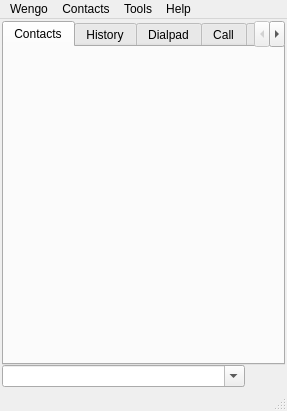
First picture: the form in wengophone/src/presentation/qt/WengoPhoneWindow.ui, repository tkrotoff/WengoPhone, before the edit.
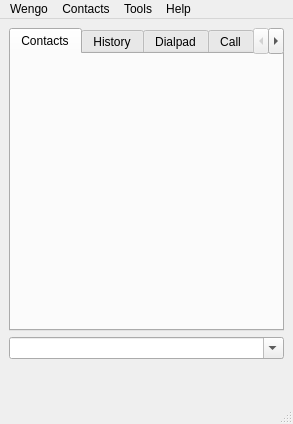
Second picture: the form after the edit. Icons and pictures are not drawn.

Commit message: New icons integration + small modifications on QtContactList for image scaling

Diff of the .ui file:
```diff
--- a/wengophone/src/presentation/qt/WengoPhoneWindow.ui
+++ b/wengophone/src/presentation/qt/WengoPhoneWindow.ui
@@ -8,8 +8,8 @@
    <rect>
     <x>0</x>
     <y>0</y>
-    <width>287</width>
-    <height>411</height>
+    <width>293</width>
+    <height>424</height>
    </rect>
   </property>
   <property name="windowTitle" >
@@ -18,37 +18,70 @@
   <widget class="QWidget" name="centralwidget" >
    <layout class="QGridLayout" >
     <property name="margin" >
-     <number>2</number>
+     <number>9</number>
     </property>
     <property name="spacing" >
-     <number>0</number>
+     <number>6</number>
     </property>
-    <item row="1" column="0" >
-     <widget class="QComboBox" name="phoneComboBox" >
-      <property name="sizePolicy" >
-       <sizepolicy>
-        <hsizetype>7</hsizetype>
-        <vsizetype>0</vsizetype>
-        <horstretch>0</horstretch>
-        <verstretch>0</verstretch>
-       </sizepolicy>
+    <item row="2" column="3" >
+     <spacer>
+      <property name="orientation" >
+       <enum>Qt::Horizontal</enum>
       </property>
-      <property name="editable" >
+      <property name="sizeHint" >
+       <size>
+        <width>40</width>
+        <height>20</height>
+       </size>
+      </property>
+     </spacer>
+    </item>
+    <item row="2" column="2" >
+     <widget class="QPushButton" name="hangUpButton" >
+      <property name="icon" >
+       <iconset resource="wengophone.qrc" >:/pics/hangup_button.png</iconset>
+      </property>
+      <property name="iconSize" >
+       <size>
+        <width>48</width>
+        <height>48</height>
+       </size>
+      </property>
+      <property name="flat" >
        <bool>true</bool>
       </property>
      </widget>
     </item>
-    <item row="1" column="1" >
+    <item row="2" column="1" >
      <widget class="QPushButton" name="callButton" >
       <property name="icon" >
-       <iconset resource="wengophone.qrc" >:/pics/call_button_small.png</iconset>
+       <iconset resource="wengophone.qrc" >:/pics/call_button.png</iconset>
+      </property>
+      <property name="iconSize" >
+       <size>
+        <width>48</width>
+        <height>48</height>
+       </size>
       </property>
       <property name="flat" >
        <bool>true</bool>
       </property>
      </widget>
     </item>
-    <item row="2" column="0" colspan="2" >
+    <item row="2" column="0" >
+     <spacer>
+      <property name="orientation" >
+       <enum>Qt::Horizontal</enum>
+      </property>
+      <property name="sizeHint" >
+       <size>
+        <width>40</width>
+        <height>20</height>
+       </size>
+      </property>
+     </spacer>
+    </item>
+    <item row="3" column="0" colspan="4" >
      <widget class="QStackedWidget" name="phoneLineStackedWidget" >
       <property name="sizePolicy" >
        <sizepolicy>
@@ -64,7 +97,22 @@
       <widget class="QWidget" name="page" />
      </widget>
     </item>
-    <item row="0" column="0" colspan="2" >
+    <item row="1" column="0" colspan="4" >
+     <widget class="QComboBox" name="phoneComboBox" >
+      <property name="sizePolicy" >
+       <sizepolicy>
+        <hsizetype>7</hsizetype>
+        <vsizetype>0</vsizetype>
+        <horstretch>0</horstretch>
+        <verstretch>0</verstretch>
+       </sizepolicy>
+      </property>
+      <property name="editable" >
+       <bool>true</bool>
+      </property>
+     </widget>
+    </item>
+    <item row="0" column="0" colspan="4" >
      <widget class="QTabWidget" name="tabWidget" >
       <widget class="QWidget" name="tabContactList" >
        <attribute name="title" >
@@ -100,7 +148,7 @@
     <rect>
      <x>0</x>
      <y>0</y>
-     <width>287</width>
+     <width>293</width>
      <height>19</height>
     </rect>
    </property>
@@ -147,8 +195,8 @@
    <property name="geometry" >
     <rect>
      <x>0</x>
-     <y>392</y>
-     <width>287</width>
+     <y>405</y>
+     <width>293</width>
      <height>19</height>
     </rect>
    </property>
```
The commit also changes 28 other files.
